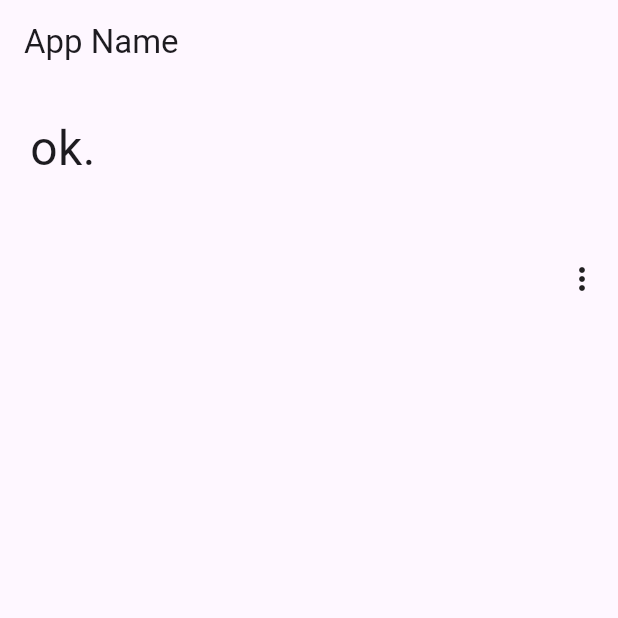
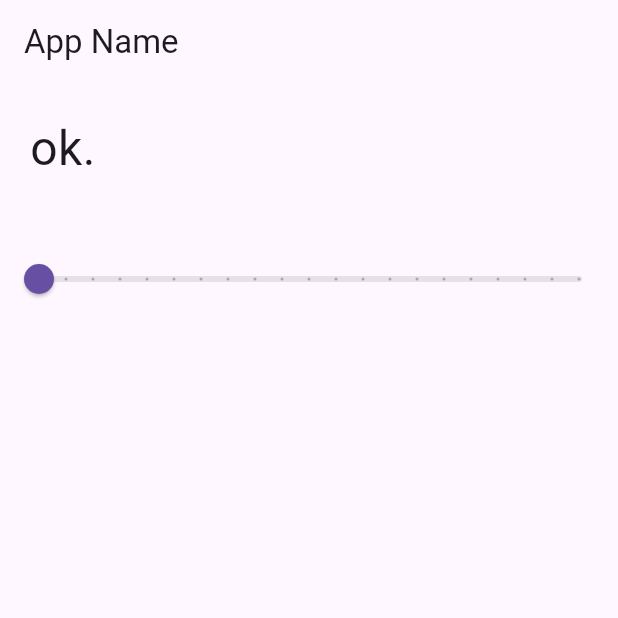
Before and after one commit to f24ba017/RepositoryForVSCode, a Flutter app: the screen it shows after launch, on a phone screen of 412 x 824 dp, the top half of it. Run offline on Flutter 3.47's test engine with Material 3 defaults, Android fonts, the phone set to English and light mode, and no system bars.

Commit message:
3-15 書き換え

```diff
--- a/flutter_app/lib/main.dart
+++ b/flutter_app/lib/main.dart
@@ -27,7 +27,7 @@ class MyHomePage extends StatefulWidget {
 
 class _MyHomePageState extends State<MyHomePage> {
   static var _message = 'ok.';
-  static var _selected = 'One';
+  static var _value = 0.0;
 
   @override
   Widget build(BuildContext context) {
@@ -56,16 +56,12 @@ class _MyHomePageState extends State<MyHomePage> {
               padding: EdgeInsets.all(10.0),
             ),
 
-            Align(alignment: Alignment.centerRight,
-              child: PopupMenuButton(
-                onSelected: (String value)=> popupSelected(value),
-                itemBuilder: (BuildContext context) =>
-                <PopupMenuEntry<String>>[
-                  const PopupMenuItem( child: const Text("One"), value: "One",),
-                  const PopupMenuItem( child: const Text("Two"), value: "Two",),
-                  const PopupMenuItem( child: const Text("Three"), value: "Three",),
-                ],
-              ),
+            Slider(
+              onChanged: sliderChanged,
+              min: 0.0,
+              max: 100.0,
+              divisions: 20,
+              value:_value,
             ),
           ],
         ),
@@ -73,10 +69,10 @@ class _MyHomePageState extends State<MyHomePage> {
     );
   }
 
-  void popupSelected(String? value){
+  void sliderChanged(double value){
     setState(() {
-      _selected = value ?? 'not selected...';
-      _message = 'select: $_selected';
+      _value = value.floorToDouble();
+      _message = 'set value: $_value';
     });
   }
 }
```
